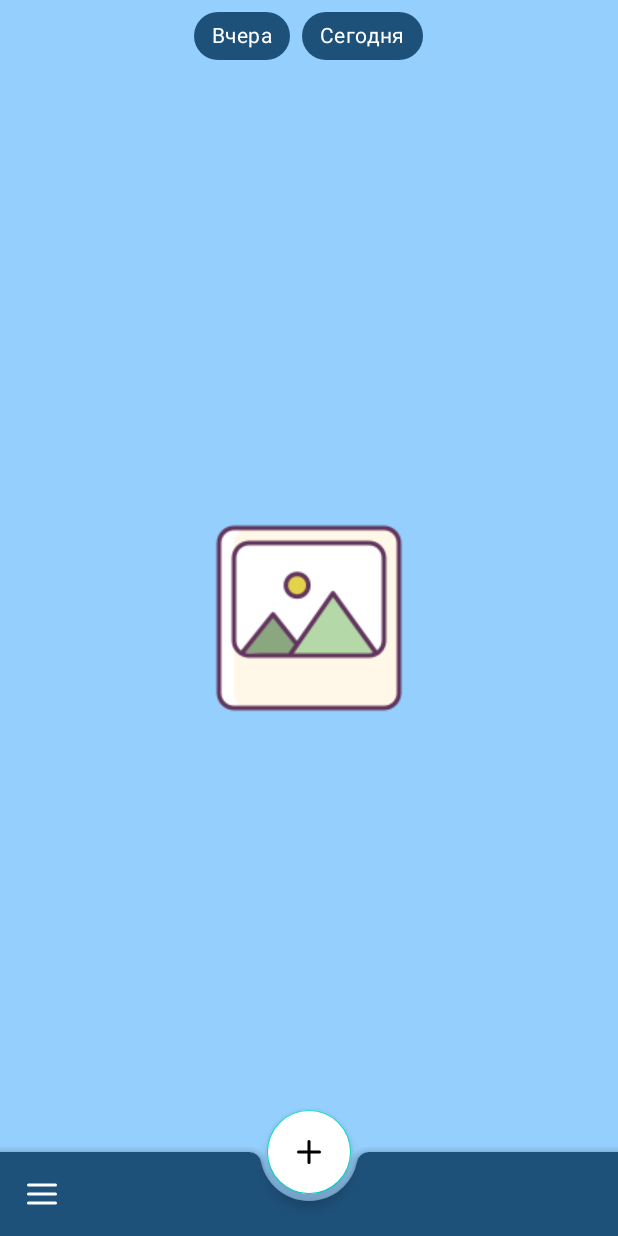
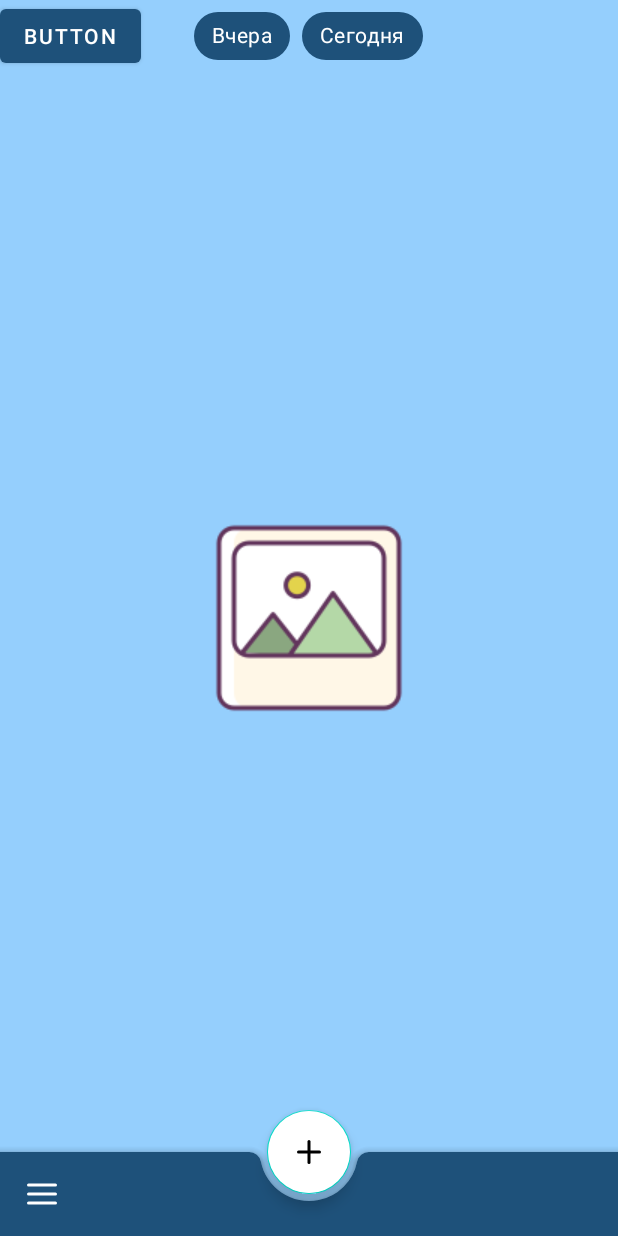
Before and after one commit to wowus94/MyPictureOfTheDay, an Android app: the layout fragment_picture_of_the_day.xml on its own in the app's theme, with its tools: preview values and no code run, on a phone screen of 412 x 824 dp. Run offline under Robolectric (Android 15) with nearby library versions, the phone set to English and light mode, and no system bars.

Commit message:
ДЗ 1 : Вернул кнопку во фрагмент

```diff
--- a/app/src/main/java/com/example/mypictureoftheday/view/picture/SetTheme.kt
+++ b/app/src/main/java/com/example/mypictureoftheday/view/picture/SetTheme.kt
@@ -34,7 +34,7 @@ class SetTheme : Fragment(), View.OnClickListener {
         super.onViewCreated(view, savedInstanceState)
         binding.setThemeButton.setOnClickListener(this)
         when (parentActivity.getCurrentTheme()) {
-            1 -> binding.container.(R.id.setThemeButton)
+            1 -> binding.container(R.id.setThemeButton)
 
         }
 
--- a/app/src/main/res/layout/activity_main.xml
+++ b/app/src/main/res/layout/activity_main.xml
@@ -4,10 +4,5 @@
     android:layout_width="match_parent"
     android:layout_height="match_parent">
 
-    <com.google.android.material.button.MaterialButton
-        android:id="@+id/setThemeButton"
-        android:layout_width="wrap_content"
-        android:layout_height="wrap_content"
-        android:text="Button" />
 
 </FrameLayout>
--- a/app/src/main/res/layout/fragment_picture_of_the_day.xml
+++ b/app/src/main/res/layout/fragment_picture_of_the_day.xml
@@ -6,7 +6,11 @@
     android:layout_height="match_parent"
     android:background="?fonColor"
     tools:context=".view.picture.PictureOfTheDayFragment">
-
+    <com.google.android.material.button.MaterialButton
+        android:id="@+id/setThemeButton"
+        android:layout_width="wrap_content"
+        android:layout_height="wrap_content"
+        android:text="Button" />
 
     <com.google.android.material.textfield.TextInputLayout
         android:id="@+id/inputLayout"
```
